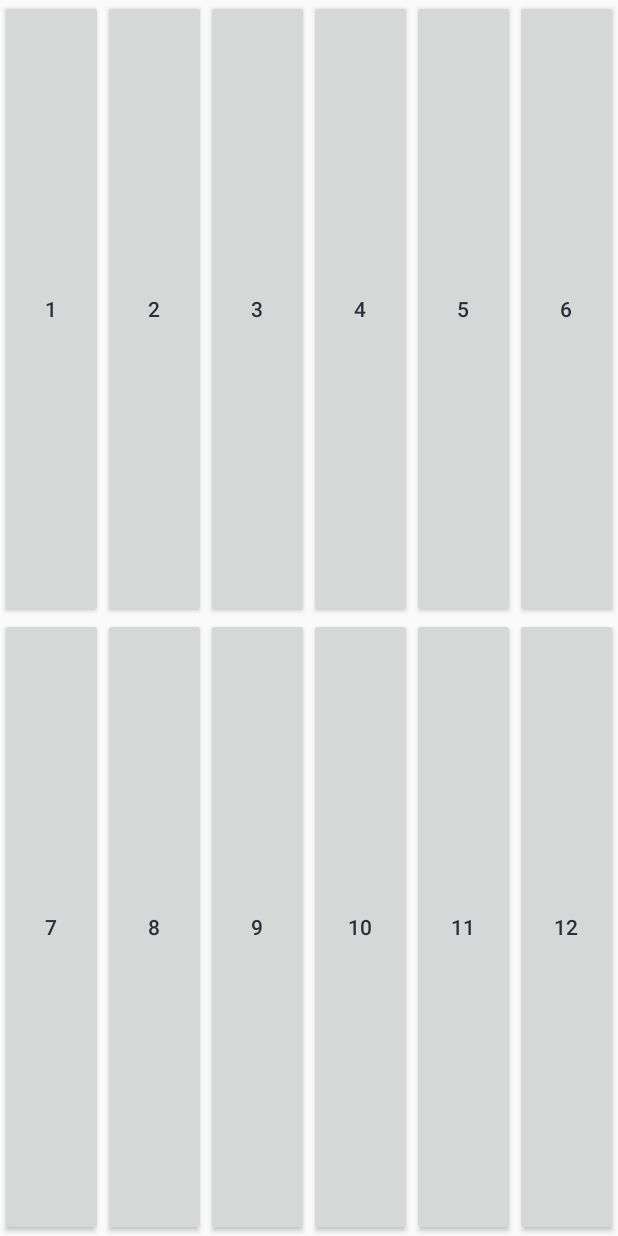
After one commit to AquaMorph/FRC-Drive, an Android app: the layout button.xml on its own in the app's theme, with its tools: preview values and no code run, on a phone screen of 412 x 824 dp. The commit adds this screen. Run offline under Robolectric (Android 15) with nearby library versions, the phone set to English and light mode, and no system bars.

Commit message:
Moved minimum api to 11 Added scalable button layout Updated settings menu method

```diff
--- a/app/build.gradle
+++ b/app/build.gradle
@@ -6,7 +6,7 @@ android {
 
     defaultConfig {
         applicationId "com.aquamorph.frcdrive"
-        minSdkVersion 7
+        minSdkVersion 11
         targetSdkVersion 23
         versionCode 3
         versionName "1.2.0"
--- a/app/src/main/java/com/aquamorph/frcdrive/Controls.java
+++ b/app/src/main/java/com/aquamorph/frcdrive/Controls.java
@@ -12,6 +12,7 @@ import android.widget.CompoundButton;
 import android.widget.RadioButton;
 import android.widget.ToggleButton;
 import android.widget.CompoundButton.OnCheckedChangeListener;
+
 import com.aquamorph.frcdrive.Joystick;
 import com.aquamorph.frcdrive.Joystick.OnChangeListener;
 import com.aquamorph.frcdrive.Throttle;
--- a/app/src/main/java/com/aquamorph/frcdrive/MainActivity.java
+++ b/app/src/main/java/com/aquamorph/frcdrive/MainActivity.java
@@ -1,14 +1,14 @@
 package com.aquamorph.frcdrive;
 
-import android.app.Activity;
 import android.content.Intent;
 import android.os.Bundle;
+import android.support.v7.app.AppCompatActivity;
 import android.support.v7.widget.Toolbar;
 import android.view.Menu;
 import android.view.MenuItem;
 import android.view.WindowManager;
 
-public class MainActivity extends Activity {
+public class MainActivity extends AppCompatActivity {
     Controls uiManager;
     PacketSender sender;
     PhysicalJoystick physicalJoystick;
--- /dev/null
+++ b/app/src/main/res/layout/button.xml
@@ -0,0 +1,106 @@
+<?xml version="1.0" encoding="utf-8"?>
+<TableLayout xmlns:android="http://schemas.android.com/apk/res/android"
+             android:layout_width="fill_parent"
+             android:layout_height="fill_parent"
+             android:orientation="horizontal">
+
+    <TableRow
+        android:layout_width="fill_parent"
+        android:layout_height="fill_parent"
+        android:layout_weight="1">
+
+        <Button
+            android:id="@+id/button1"
+            android:layout_width="0dp"
+            android:layout_height="fill_parent"
+            android:layout_weight="1"
+            android:text="@string/one"/>
+
+        <Button
+            android:id="@+id/button2"
+            android:layout_width="0dp"
+            android:layout_height="fill_parent"
+            android:layout_weight="1"
+            android:text="@string/two"/>
+
+        <Button
+            android:id="@+id/button3"
+            android:layout_width="0dp"
+            android:layout_height="fill_parent"
+            android:layout_weight="1"
+            android:text="@string/three"/>
+
+        <Button
+            android:id="@+id/button4"
+            android:layout_width="0dp"
+            android:layout_height="fill_parent"
+            android:layout_weight="1"
+            android:text="@string/four"/>
+
+        <Button
+            android:id="@+id/button5"
+            android:layout_width="0dp"
+            android:layout_height="fill_parent"
+            android:layout_weight="1"
+            android:text="@string/five"/>
+
+        <Button
+            android:id="@+id/button6"
+            android:layout_width="0dp"
+            android:layout_height="fill_parent"
+            android:layout_weight="1"
+            android:text="@string/six"/>
+
+
+    </TableRow>
+
+    <TableRow
+        android:layout_width="fill_parent"
+        android:layout_height="fill_parent"
+        android:layout_weight="1">
+
+        <Button
+            android:id="@+id/button7"
+            android:layout_width="0dp"
+            android:layout_height="fill_parent"
+            android:layout_weight="1"
+            android:text="@string/seven"/>
+
+        <Button
+            android:id="@+id/button8"
+            android:layout_width="0dp"
+            android:layout_height="fill_parent"
+            android:layout_weight="1"
+            android:text="@string/eight"/>
+
+        <Button
+            android:id="@+id/button9"
+            android:layout_width="0dp"
+            android:layout_height="fill_parent"
+            android:layout_weight="1"
+            android:text="@string/nine"/>
+
+        <Button
+            android:id="@+id/button10"
+            android:layout_width="0dp"
+            android:layout_height="fill_parent"
+            android:layout_weight="1"
+            android:text="@string/ten"/>
+
+        <Button
+            android:id="@+id/button11"
+            android:layout_width="0dp"
+            android:layout_height="fill_parent"
+            android:layout_weight="1"
+            android:text="@string/eleven"/>
+
+        <Button
+            android:id="@+id/button12"
+            android:layout_width="0dp"
+            android:layout_height="fill_parent"
+            android:layout_weight="1"
+            android:text="@string/twelve"/>
+
+    </TableRow>
+
+</TableLayout>
--- a/app/src/main/res/xml/preferences.xml
+++ b/app/src/main/res/xml/preferences.xml
@@ -1,10 +1,5 @@
 <?xml version="1.0" encoding="utf-8"?>
 <PreferenceScreen xmlns:android="http://schemas.android.com/res/android" >
-
-    <intent
-        android:action="android.intent.action.VIEW"
-        android:targetClass="com.aquamorph.frcdrive.Preference"
-        android:targetPackage="com.aquamorph.frcdrive" />
 
     <PreferenceCategory
         android:summary="USB Ports"
```
Also changed, not shown: app/src/main/AndroidManifest.xml (+9 -9 lines), app/src/main/java/com/aquamorph/frcdrive/PrefFragment.java (added, +11 -0 lines), app/src/main/java/com/aquamorph/frcdrive/Preference.java (+27 -6 lines), app/src/main/res/layout/pref_with_actionbar.xml (added, +24 -0 lines). Lines whose indentation alone changed are shown as unchanged.
